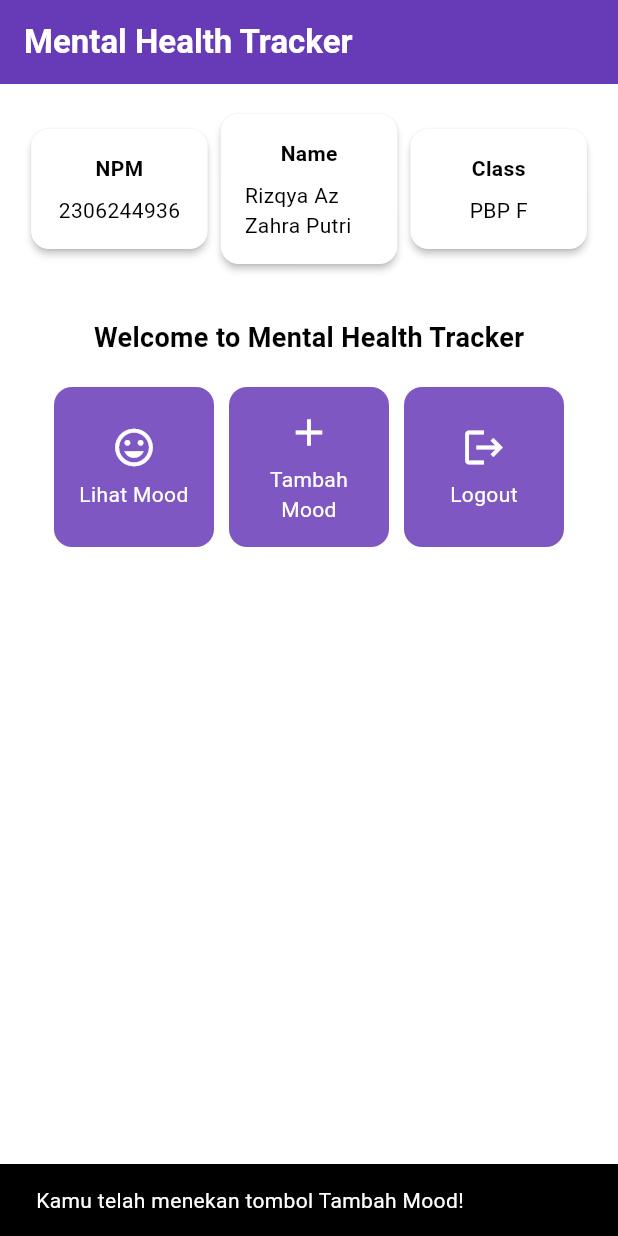
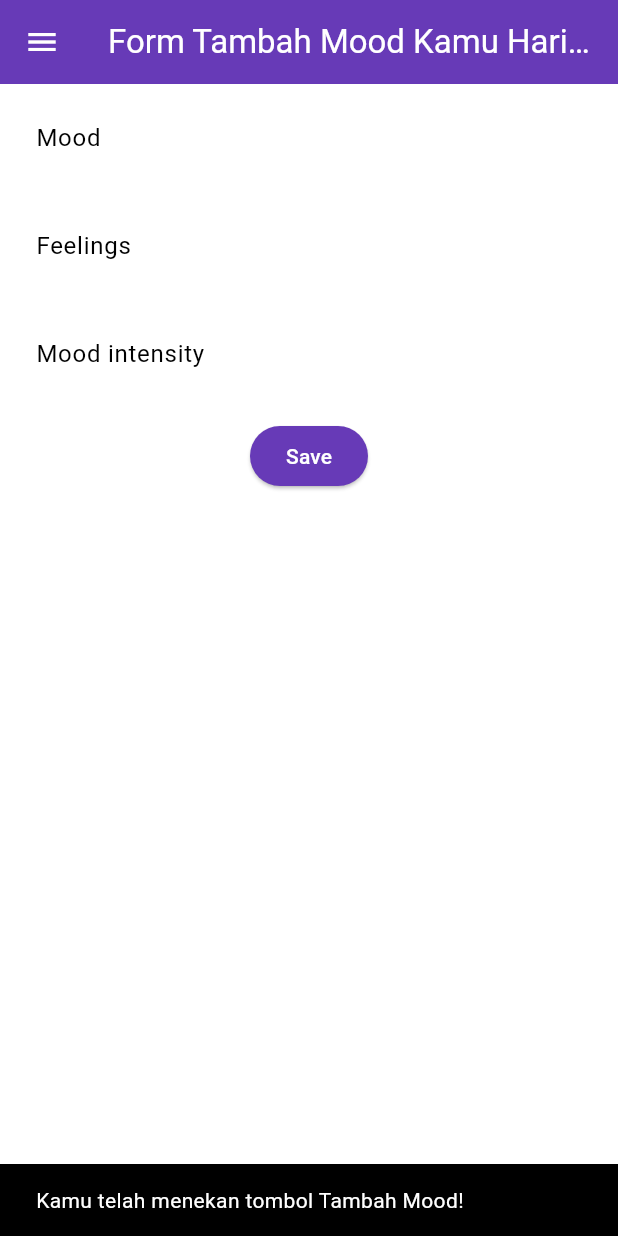
Before and after one commit to rizqyazzahra/mental-health-tracker-mobile, a Flutter app: the screen it shows after launch, after a tap on "Tambah Mood", on a phone screen of 412 x 824 dp. Run offline on Flutter 3.47's test engine with Material 3 defaults, Android fonts, the phone set to English and light mode, and no system bars.

Commit message:
Selesai Tutorial 7

```diff
--- a/lib/main.dart
+++ b/lib/main.dart
@@ -1,5 +1,5 @@
 import 'package:flutter/material.dart';
-import 'package:mental_health_tracker/menu.dart';
+import 'package:mental_health_tracker/screens/menu.dart';
 
 void main() {
   runApp(const MyApp());
--- a/lib/menu.dart
+++ b/lib/screens/menu.dart
@@ -1,4 +1,6 @@
 import 'package:flutter/material.dart';
+import 'package:mental_health_tracker/widgets/left_drawer.dart';
+import 'package:mental_health_tracker/widgets/mood_card.dart';
 
 class MyHomePage extends StatelessWidget {
   final String npm = '2306244936'; // NPM
@@ -26,9 +28,12 @@ class MyHomePage extends StatelessWidget {
             fontWeight: FontWeight.bold,
           ),
         ),
+        iconTheme: const IconThemeData(color: Colors.white),
         // Warna latar belakang AppBar diambil dari skema warna tema aplikasi.
         backgroundColor: Theme.of(context).colorScheme.primary,
       ),
+
+      drawer: const LeftDrawer(),
       // Body halaman dengan padding di sekelilingnya.
       body: Padding(
         padding: const EdgeInsets.all(16.0),
@@ -124,63 +129,3 @@ class InfoCard extends StatelessWidget {
     );
   }
 }
-
-class ItemHomepage {
-  final String name;
-  final IconData icon;
-
-  ItemHomepage(this.name, this.icon);
-}
-
-class ItemCard extends StatelessWidget {
-  // Menampilkan kartu dengan ikon dan nama.
-
-  final ItemHomepage item;
-
-  const ItemCard(this.item, {super.key});
-
-  @override
-  Widget build(BuildContext context) {
-    return Material(
-      // Menentukan warna latar belakang dari tema aplikasi.
-      color: Theme.of(context).colorScheme.secondary,
-      // Membuat sudut kartu melengkung.
-      borderRadius: BorderRadius.circular(12),
-
-      child: InkWell(
-        // Aksi ketika kartu ditekan.
-        onTap: () {
-          // Menampilkan pesan SnackBar saat kartu ditekan.
-          ScaffoldMessenger.of(context)
-            ..hideCurrentSnackBar()
-            ..showSnackBar(
-                SnackBar(content: Text("Kamu telah menekan tombol ${item.name}!"))
-            );
-        },
-        // Container untuk menyimpan Icon dan Text
-        child: Container(
-          padding: const EdgeInsets.all(8),
-          child: Center(
-            child: Column(
-              // Menyusun ikon dan teks di tengah kartu.
-              mainAxisAlignment: MainAxisAlignment.center,
-              children: [
-                Icon(
-                  item.icon,
-                  color: Colors.white,
-                  size: 30.0,
-                ),
-                const Padding(padding: EdgeInsets.all(3)),
-                Text(
-                  item.name,
-                  textAlign: TextAlign.center,
-                  style: const TextStyle(color: Colors.white),
-                ),
-              ],
-            ),
-          ),
-        ),
-      ),
-    );
-  }
-}
--- /dev/null
+++ b/lib/screens/moodentry_form.dart
@@ -0,0 +1,162 @@
+import 'package:flutter/material.dart';
+import 'package:mental_health_tracker/widgets/left_drawer.dart';
+
+class MoodEntryFormPage extends StatefulWidget {
+  const MoodEntryFormPage({super.key});
+
+  @override
+  State<MoodEntryFormPage> createState() => _MoodEntryFormPageState();
+}
+
+class _MoodEntryFormPageState extends State<MoodEntryFormPage> {
+  final _formKey = GlobalKey<FormState>();
+  String _mood = "";
+	String _feelings = "";
+	int _moodIntensity = 0;
+  @override
+  Widget build(BuildContext context) {
+    return Scaffold(
+      appBar: AppBar(
+        title: const Center(
+          child: Text(
+            'Form Tambah Mood Kamu Hari ini',
+          ),
+        ),
+        backgroundColor: Theme.of(context).colorScheme.primary,
+        foregroundColor: Colors.white,
+      ),
+      drawer: const LeftDrawer(),
+
+      body: Form(
+        key: _formKey,
+        child: SingleChildScrollView(
+          child: Column(
+            crossAxisAlignment: CrossAxisAlignment.start,
+            children: [
+              Padding(
+                padding: const EdgeInsets.all(8.0),
+                child: TextFormField(
+                  decoration: InputDecoration(
+                    hintText: "Mood",
+                    labelText: "Mood",
+                    border: OutlineInputBorder(
+                      borderRadius: BorderRadius.circular(5.0),
+                    ),
+                  ),
+                  onChanged: (String? value) {
+                    setState(() {
+                      _mood = value!;
+                    });
+                  },
+                  validator: (String? value) {
+                    if (value == null || value.isEmpty) {
+                      return "Mood tidak boleh kosong!";
+                    }
+                    return null;
+                  },
+                ),
+              ),
+              Padding(
+                padding: const EdgeInsets.all(8.0),
+                child: TextFormField(
+                  decoration: InputDecoration(
+                    hintText: "Feelings",
+                    labelText: "Feelings",
+                    border: OutlineInputBorder(
+                      borderRadius: BorderRadius.circular(5.0),
+                    ),
+                  ),
+                  onChanged: (String? value) {
+                    setState(() {
+                      _feelings = value!;
+                    });
+                  },
+                  validator: (String? value) {
+                    if (value == null || value.isEmpty) {
+                      return "Feelings tidak boleh kosong!";
+                    }
+                    return null;
+                  },
+                ),
+              ),
+              Padding(
+                padding: const EdgeInsets.all(8.0),
+                child: TextFormField(
+                  decoration: InputDecoration(
+                    hintText: "Mood intensity",
+                    labelText: "Mood intensity",
+                    border: OutlineInputBorder(
+                      borderRadius: BorderRadius.circular(5.0),
+                    ),
+                  ),
+                  onChanged: (String? value) {
+                    setState(() {
+                      _moodIntensity = int.tryParse(value!) ?? 0;
+                    });
+                  },
+                  validator: (String? value) {
+                    if (value == null || value.isEmpty) {
+                      return "Mood intensity tidak boleh kosong!";
+                    }
+                    if (int.tryParse(value) == null) {
+                      return "Mood intensity harus berupa angka!";
+                    }
+                    return null;
+                  },
+                ),
+              ),
+              Align(
+                alignment: Alignment.bottomCenter,
+                child: Padding(
+                  padding: const EdgeInsets.all(8.0),
+                  child: ElevatedButton(
+                    style: ButtonStyle(
+                      backgroundColor: WidgetStateProperty.all(
+                          Theme.of(context).colorScheme.primary),
+                    ),
+                    onPressed: () {
+                      if (_formKey.currentState!.validate()) {
+                        showDialog(
+                          context: context,
+                          builder: (context) {
+                            return AlertDialog(
+                              title: const Text('Mood berhasil tersimpan'),
+                              content: SingleChildScrollView(
+                                child: Column(
+                                  crossAxisAlignment: CrossAxisAlignment.start,
+                                  children: [
+                                    Text('Mood: $_mood'),
+                                    Text('Feelings: $_feelings'),
+                                    Text('Mood Intensity: $_moodIntensity')
+                                    // TODO: Munculkan value-value lainnya
+                                  ],
+                                ),
+                              ),
+                              actions: [
+                                TextButton(
+                                  child: const Text('OK'),
+                                  onPressed: () {
+                                    Navigator.pop(context);
+                                    _formKey.currentState!.reset();
+                                  },
+                                ),
+                              ],
+                            );
+                          },
+                        );
+                      }
+                    },
+                    child: const Text(
+                      "Save",
+                      style: TextStyle(color: Colors.white),
+                    ),
+                  ),
+                ),
+              ),
+            ],
+          )
+        ),
+      ),
+    );
+  }
+}
--- /dev/null
+++ b/lib/widgets/left_drawer.dart
@@ -0,0 +1,69 @@
+import 'package:flutter/material.dart';
+import 'package:mental_health_tracker/screens/menu.dart';
+import 'package:mental_health_tracker/screens/moodentry_form.dart';
+
+class LeftDrawer extends StatelessWidget {
+  const LeftDrawer({super.key});
+
+  @override
+  Widget build(BuildContext context) {
+    return Drawer(
+      child: ListView(
+        children: [
+          DrawerHeader(
+            decoration: BoxDecoration(
+              color: Theme.of(context).colorScheme.primary,
+            ),
+            child: const Column(
+              children: [
+                Text(
+                  'Mental Health Tracker',
+                  textAlign: TextAlign.center,
+                  style: TextStyle(
+                    fontSize: 24,
+                    fontWeight: FontWeight.bold,
+                    color: Colors.white,
+                  ),
+                ),
+                Padding(padding: EdgeInsets.all(8)),
+                Text(
+                  "Ayo jaga kesehatan mentalmu setiap hari disini!",
+                  textAlign: TextAlign.center,
+                  style: TextStyle(
+                    fontSize: 15,
+                    fontWeight: FontWeight.normal,
+                    color: Colors.white,
+                  ),
+                ),
+              ],
+            ),
+          ),
+            ListTile(
+              leading: const Icon(Icons.home_outlined),
+              title: const Text('Halaman Utama'),
+              // Bagian redirection ke MyHomePage
+              onTap: () {
+                Navigator.pushReplacement(
+                    context,
+                    MaterialPageRoute(
+                      builder: (context) => MyHomePage(),
+                    ));
+              },
+            ),
+            ListTile(
+              leading: const Icon(Icons.mood),
+              title: const Text('Tambah Mood'),
+              // Bagian redirection ke MoodEntryFormPage
+              onTap: () {
+                Navigator.pushReplacement(
+                  context,
+                  MaterialPageRoute(
+                    builder: (context) => MoodEntryFormPage(),
+                  ));
+              },
+            ),
+          ],
+      ),
+    );
+  }
+}
--- /dev/null
+++ b/lib/widgets/mood_card.dart
@@ -0,0 +1,69 @@
+import 'package:flutter/material.dart';
+import 'package:mental_health_tracker/screens/moodentry_form.dart';
+
+class ItemHomepage {
+  final String name;
+  final IconData icon;
+
+  ItemHomepage(this.name, this.icon);
+}
+
+class ItemCard extends StatelessWidget {
+  // Menampilkan kartu dengan ikon dan nama.
+
+  final ItemHomepage item;
+
+  const ItemCard(this.item, {super.key});
+
+  @override
+  Widget build(BuildContext context) {
+    return Material(
+      // Menentukan warna latar belakang dari tema aplikasi.
+      color: Theme.of(context).colorScheme.secondary,
+      // Membuat sudut kartu melengkung.
+      borderRadius: BorderRadius.circular(12),
+
+      child: InkWell(
+        // Aksi ketika kartu ditekan.
+        onTap: () {
+          // Menampilkan pesan SnackBar saat kartu ditekan.
+          ScaffoldMessenger.of(context)
+            ..hideCurrentSnackBar()
+            ..showSnackBar(
+                SnackBar(content: Text("Kamu telah menekan tombol ${item.name}!"))
+            );
+            if (item.name == "Tambah Mood") {
+              Navigator.push(
+                context,
+                MaterialPageRoute(
+                  builder: (context) => MoodEntryFormPage(),
+                ));
+            }
+        },
+        // Container untuk menyimpan Icon dan Text
+        child: Container(
+          padding: const EdgeInsets.all(8),
+          child: Center(
+            child: Column(
+              // Menyusun ikon dan teks di tengah kartu.
+              mainAxisAlignment: MainAxisAlignment.center,
+              children: [
+                Icon(
+                  item.icon,
+                  color: Colors.white,
+                  size: 30.0,
+                ),
+                const Padding(padding: EdgeInsets.all(3)),
+                Text(
+                  item.name,
+                  textAlign: TextAlign.center,
+                  style: const TextStyle(color: Colors.white),
+                ),
+              ],
+            ),
+          ),
+        ),
+      ),
+    );
+  }
+}
```
